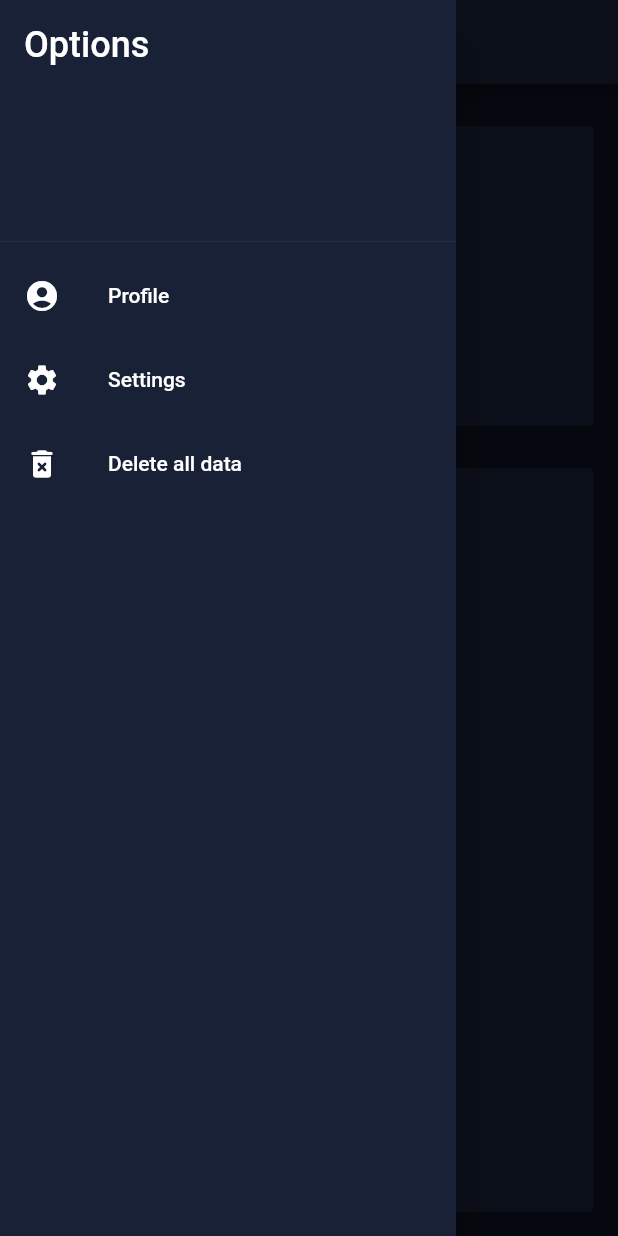
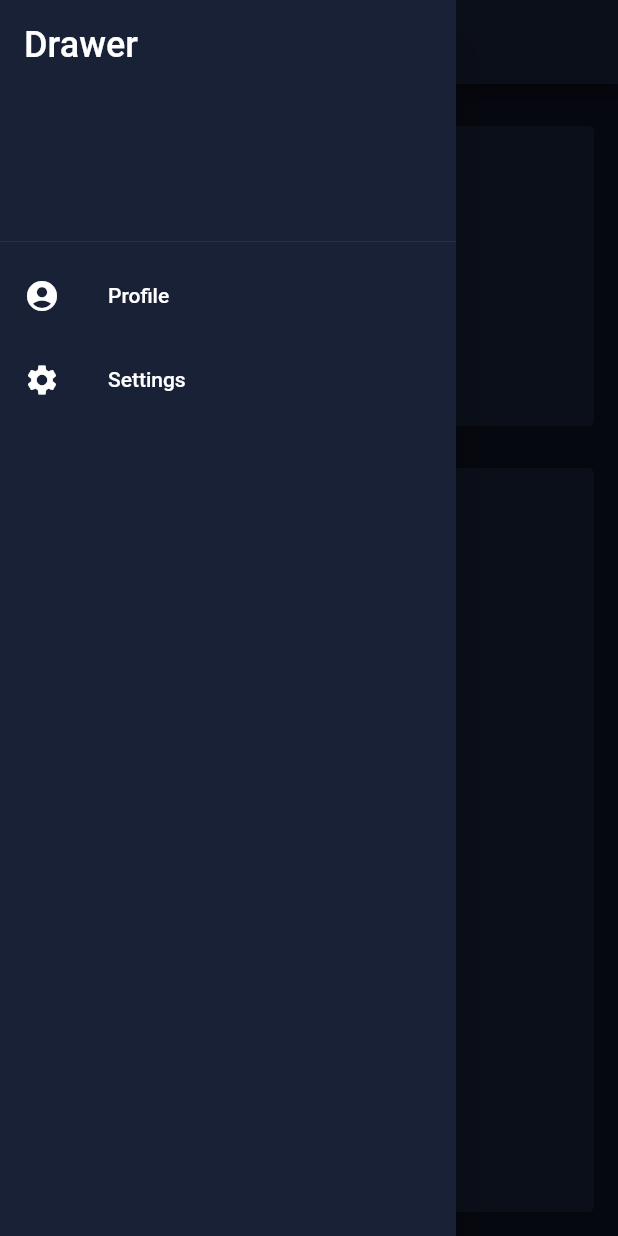
Before and after one commit to darowsluk/JordanProject, a Flutter app: the HomePage screen opened directly, with the side drawer open, on a phone screen of 412 x 824 dp. Run offline on Flutter 3.47's test engine with Material 2 defaults, Android fonts, the light colour scheme and no system bars; our stand-ins replace flutter_widget_from_html_core, hive, hive_flutter, nanoid; accounts and stored records are empty.

Commit message:
settings: delete all

```diff
--- a/jordan/lib/extras/statics.dart
+++ b/jordan/lib/extras/statics.dart
@@ -17,7 +17,25 @@ class AppTextStyle {
 }
 
 class AppStrings {
+  /// "Via Sancti"
   static const String appName = "Via Sancti";
+
+  /// "Settings"
+  static const String titleSettings = "Settings";
+}
+
+class AppNavigator {
+  /// "/"
+  static const String home = '/';
+
+  /// "/saint"
+  static const String saint = '/saint';
+
+  /// "/addplan"
+  static const String addplan = '/addplan';
+
+  /// "/settings"
+  static const String settings = '/settings';
 }
 
 class AppMargins {
--- a/jordan/lib/screens/home.dart
+++ b/jordan/lib/screens/home.dart
@@ -55,7 +55,7 @@ class _HomePageState extends State<HomePage> {
       ),
       floatingActionButton: FloatingActionButton(
         onPressed: () {
-          Navigator.pushNamed(context, '/addplan');
+          Navigator.pushNamed(context, AppNavigator.addplan);
         },
         child: const Icon(Icons.add),
         backgroundColor: AppColors.primary,
--- a/jordan/lib/widgets/drawer_widget.dart
+++ b/jordan/lib/widgets/drawer_widget.dart
@@ -28,7 +28,7 @@ class _DrawerWidgetState extends State<DrawerWidget> {
               color: AppColors.foreground,
             ),
             child: Text(
-              'Options',
+              'Drawer',
               style: TextStyle(
                 fontSize: 24,
               ),
@@ -41,18 +41,9 @@ class _DrawerWidgetState extends State<DrawerWidget> {
           ListTile(
             leading: Icon(Icons.settings),
             title: Text('Settings'),
-          ),
-          ListTile(
             onTap: () {
-              if (widget.scaffoldKey.currentState == null) {
-              } else if (widget.scaffoldKey.currentState!.isDrawerOpen) {
-                //check if drawer is open
-                ViaStorage.deleteAllBoxes();
-                Navigator.pop(context);
-              }
+              Navigator.pushNamed(context, AppNavigator.settings);
             },
-            leading: Icon(Icons.delete_forever_rounded),
-            title: Text("Delete all data"),
           ),
         ],
       ),
```
Also changed, not shown: jordan/lib/main.dart (+6 -4 lines), jordan/lib/screens/settings_screen.dart (added, +79 -0 lines).
